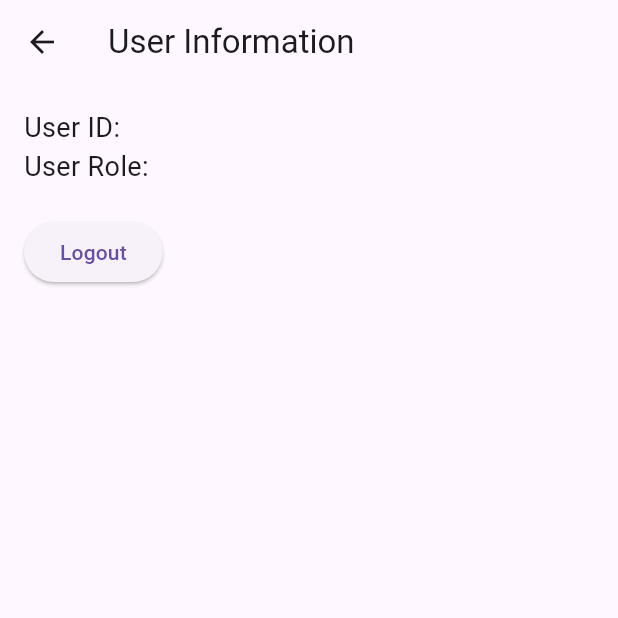
After one commit to ThongThien/book-store-app, a Flutter app: the UserPage screen opened directly, on a phone screen of 412 x 824 dp, the top half of it. The commit adds this screen. Run offline on Flutter 3.47's test engine with Material 3 defaults, Android fonts, the phone set to English and light mode, and no system bars; our stand-ins replace get, supabase_flutter; accounts and stored records are empty.

```diff
--- a/lib/controller/login_controller.dart
+++ b/lib/controller/login_controller.dart
@@ -16,17 +16,17 @@ class LoginController {
     }
 
     try {
-      final response = await supabase
+      final login_user_pass_supabase = await supabase
           .from('user')
           .select()
           .eq('username', username)
           .eq('password', password)
-          .single();
+          .maybeSingle();
 
-      if (response != null) {
-        final role = response['role'];
-        final id = response['id'].toString();
-        // Lưu thông tin vào UserProvider
+      if (login_user_pass_supabase != null) {
+        final role = login_user_pass_supabase['role'];
+        final id = login_user_pass_supabase['id'].toString();
+
         Provider.of<UserProvider>(context, listen: false).setUser(role, id);
       } else {
         throw Exception('Tên đăng nhập hoặc mật khẩu không đúng');
--- a/lib/main.dart
+++ b/lib/main.dart
@@ -27,7 +27,7 @@ class MyApp extends StatelessWidget {
     return MaterialApp(
       title: 'Book Store',
       theme: ThemeData(primarySwatch: Colors.blue),
-      home: HomePage(),
+      home: LoginPage(),
     );
   }
 }
--- a/lib/view/details.dart
+++ b/lib/view/details.dart
@@ -1,4 +1,5 @@
 import 'package:flutter/cupertino.dart';
+import 'package:flutter/material.dart';
 
 class BookDetailsPage extends StatefulWidget {
   const BookDetailsPage({super.key});
@@ -10,6 +11,8 @@ class BookDetailsPage extends StatefulWidget {
 class _BookDetailsPageState extends State<BookDetailsPage> {
   @override
   Widget build(BuildContext context) {
-    return const Placeholder();
+    return Scaffold(
+
+    );
   }
 }
--- /dev/null
+++ b/lib/view/userInfo.dart
@@ -0,0 +1,54 @@
+import 'package:flutter/cupertino.dart';
+import 'package:flutter/material.dart';
+import 'package:provider/provider.dart';
+
+import '../provider/user_provider.dart';
+import 'login.dart';
+
+class UserPage extends StatefulWidget {
+  const UserPage({super.key});
+
+  @override
+  State<UserPage> createState() => _UserPageState();
+}
+
+class _UserPageState extends State<UserPage> {
+  @override
+  Widget build(BuildContext context) {
+    final userProvider = Provider.of<UserProvider>(context);
+    return Scaffold(
+      appBar: AppBar(
+        title: const Text('User Information'),
+      ),
+      body: Padding(
+        padding: const EdgeInsets.all(16.0),
+        child: Column(
+          crossAxisAlignment: CrossAxisAlignment.start,
+          children: [
+            Text('User ID: ${userProvider.id}',
+                style: const TextStyle(fontSize: 18)),
+            Text('User Role: ${userProvider.role}',
+                style: const TextStyle(fontSize: 18)),
+            const SizedBox(height: 20),
+            ElevatedButton(
+              onPressed: () {
+                final userProvider =
+                    Provider.of<UserProvider>(context, listen: false);
+                userProvider.clearUser(); // Xóa thông tin user
+
+                // Điều hướng về trang Login và xóa tất cả màn hình trước đó
+                Navigator.pushAndRemoveUntil(
+                  context,
+                  MaterialPageRoute(builder: (context) => LoginPage()),
+                  (Route<dynamic> route) =>
+                      false, // Xóa tất cả các route trước đó
+                );
+              },
+              child: const Text("Logout"),
+            ),
+          ],
+        ),
+      ),
+    );
+  }
+}
```
Also changed, not shown: lib/controller/book_controller.dart (+12 -8 lines), lib/controller/signup_controller.dart (+11 -0 lines), lib/controller/user_controller.dart (added, +34 -0 lines), lib/model/book.dart (+21 -14 lines), lib/model/user.dart (+47 -0 lines), lib/view/home.dart (+41 -19 lines), lib/view/login.dart (+1 -13 lines).
